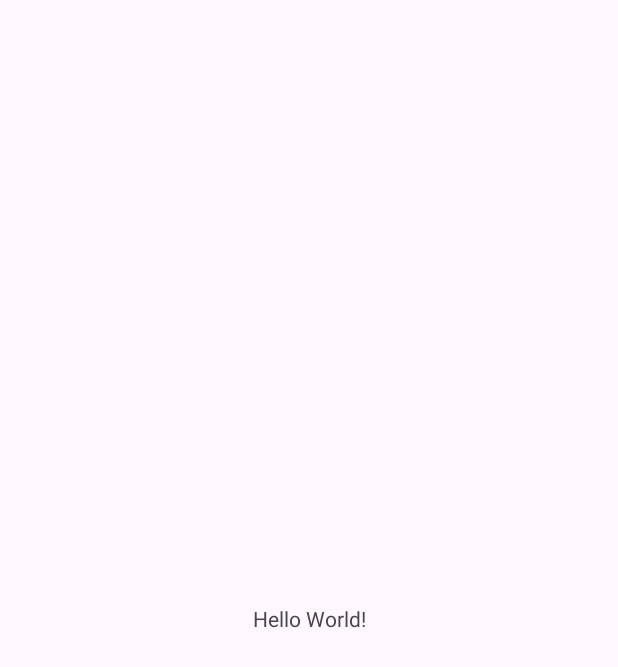
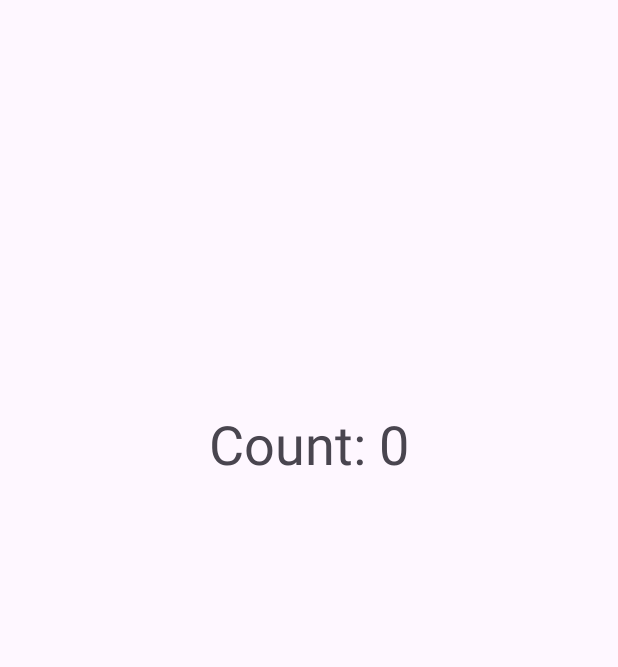
Before and after one commit to tlidowski/counter-app, an Android app: the screen it shows after launch (MainActivity), on a phone screen of 412 x 824 dp. Before the commit the part shown is almost empty. Shown: the top 667 px of the screen. Run offline under Robolectric (Android 15) with nearby library versions, the phone set to English and light mode, and no system bars.

Commit message:
fix: update textView constraints

```diff
--- a/app/src/main/res/layout/activity_main.xml
+++ b/app/src/main/res/layout/activity_main.xml
@@ -8,12 +8,16 @@
     tools:context=".MainActivity">
 
     <TextView
+        android:id="@+id/textView"
         android:layout_width="wrap_content"
         android:layout_height="wrap_content"
-        android:text="Hello World!"
+        android:text="Count: 0"
+        android:textSize="36sp"
         app:layout_constraintBottom_toBottomOf="parent"
         app:layout_constraintEnd_toEndOf="parent"
         app:layout_constraintStart_toStartOf="parent"
-        app:layout_constraintTop_toTopOf="parent" />
+        app:layout_constraintTop_toTopOf="parent"
+        app:layout_constraintHorizontal_bias="0.5"
+        app:layout_constraintVertical_bias="0.35" />
 
 </androidx.constraintlayout.widget.ConstraintLayout>
```
